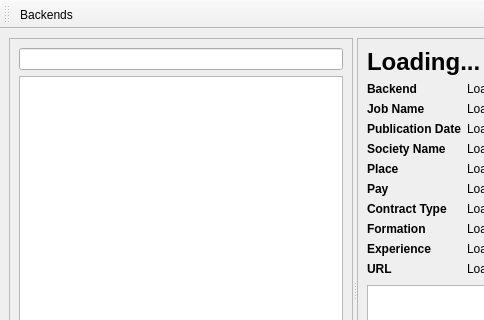
Above: weboob/applications/qhandjoob/ui/main_window.ui from laurentb/weboob before the change; both pictures show x 0 to 484 and y 0 to 320 of the 709 by 572 pixel window. Below: the same form after it.
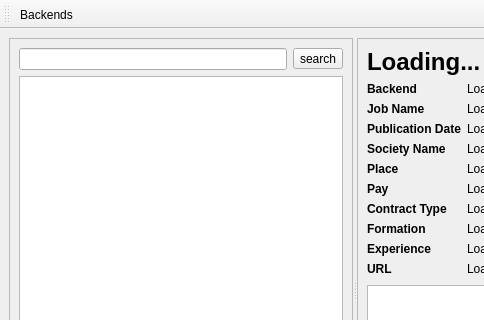
That is the form after the change.

Commit message: qhandjoob add search button

The edit to the form file:
```diff
--- a/weboob/applications/qhandjoob/ui/main_window.ui
+++ b/weboob/applications/qhandjoob/ui/main_window.ui
@@ -35,7 +35,18 @@
        </property>
        <layout class="QVBoxLayout" name="verticalLayout_2">
         <item>
-         <widget class="QLineEdit" name="searchEdit"/>
+         <layout class="QHBoxLayout" name="horizontalLayout">
+          <item>
+           <widget class="QLineEdit" name="searchEdit"/>
+          </item>
+          <item>
+           <widget class="QToolButton" name="searchButton">
+            <property name="text">
+             <string>search</string>
+            </property>
+           </widget>
+          </item>
+         </layout>
         </item>
         <item>
          <widget class="QListWidget" name="jobList">
```
Left out of the diff: 1 changed line with no effect on the pictures. The commit also changes 1 other file.
